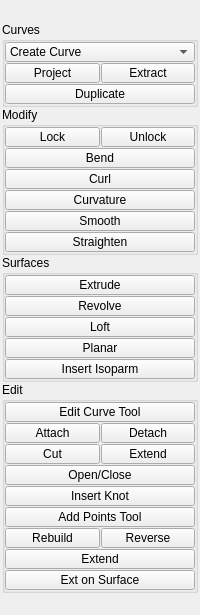
First picture: the form in tentacle/ui/nurbs.ui, repository m3trik/tentacle, before the edit.
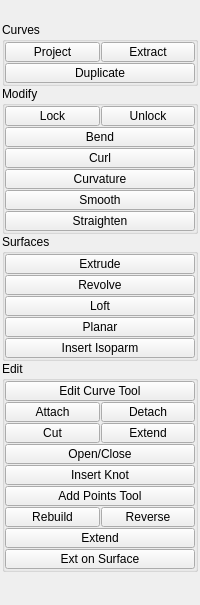
Second picture: the form after the edit. Custom widgets are drawn as their Qt base class.

Patch:
```diff
--- a/tentacle/ui/nurbs.ui
+++ b/tentacle/ui/nurbs.ui
@@ -93,46 +93,7 @@
          <property name="spacing">
           <number>1</number>
          </property>
-         <item row="0" column="0" colspan="2">
-          <widget class="ComboBox" name="cmb001">
-           <property name="minimumSize">
-            <size>
-             <width>0</width>
-             <height>20</height>
-            </size>
-           </property>
-           <property name="maximumSize">
-            <size>
-             <width>16777215</width>
-             <height>20</height>
-            </size>
-           </property>
-           <property name="toolTip">
-            <string>Select an object to create.</string>
-           </property>
-           <property name="editable">
-            <bool>false</bool>
-           </property>
-           <property name="maxVisibleItems">
-            <number>20</number>
-           </property>
-           <property name="maxCount">
-            <number>200</number>
-           </property>
-           <property name="sizeAdjustPolicy">
-            <enum>QComboBox::AdjustToContents</enum>
-           </property>
-           <property name="frame">
-            <bool>true</bool>
-           </property>
-           <item>
-            <property name="text">
-             <string>Create Curve</string>
-            </property>
-           </item>
-          </widget>
-         </item>
-         <item row="1" column="0">
+         <item row="0" column="0">
           <widget class="QPushButton" name="b012">
            <property name="enabled">
             <bool>true</bool>
@@ -163,7 +124,7 @@
            </property>
           </widget>
          </item>
-         <item row="1" column="1">
+         <item row="0" column="1">
           <widget class="QPushButton" name="b016">
            <property name="enabled">
             <bool>true</bool>
@@ -197,7 +158,7 @@
            </property>
           </widget>
          </item>
-         <item row="2" column="0" colspan="2">
+         <item row="1" column="0" colspan="2">
           <widget class="QPushButton" name="b014">
            <property name="enabled">
             <bool>true</bool>
```
